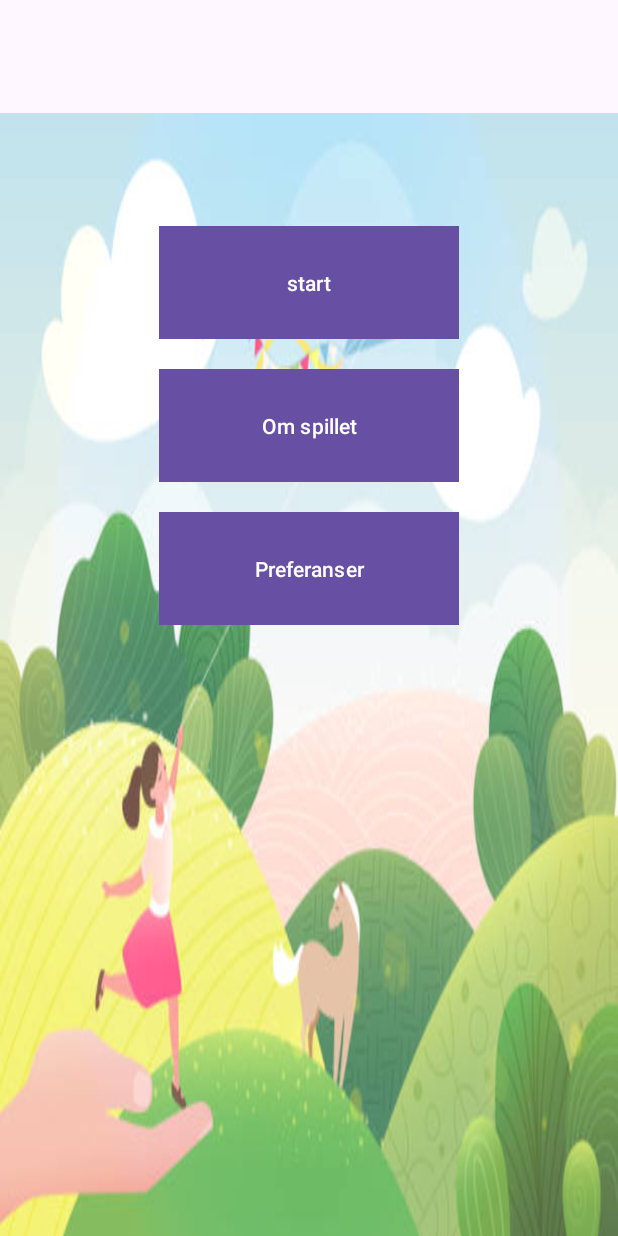
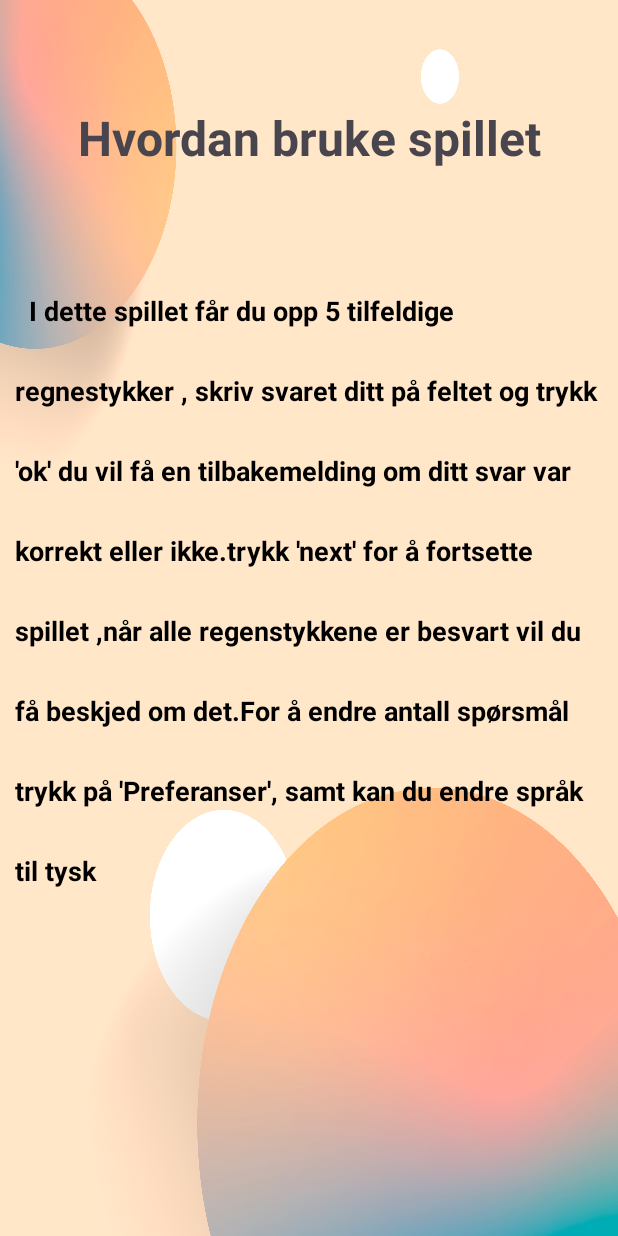
Before and after one commit to Latifa-Ajram/Spill, an Android app: the screen it shows after launch (MainActivity before the commit, Omspill after it), after a tap on "Om spillet", on a phone screen of 412 x 824 dp. Run offline under Robolectric (Android 15) with nearby library versions, the phone set to English and light mode, and no system bars.

Commit message:
har lagt til kode i Omspill.java. og activity_omspill.xml

```diff
--- a/app/src/main/AndroidManifest.xml
+++ b/app/src/main/AndroidManifest.xml
@@ -18,6 +18,9 @@
         <activity
             android:name=".Preferanse"
             android:exported="false" />
+
+        <activity android:name=".Omspill"
+                  android:exported="false" />
         <activity
             android:name=".MainActivity"
             android:exported="true">
@@ -27,6 +30,8 @@
                 <category android:name="android.intent.category.LAUNCHER" />
             </intent-filter>
         </activity>
+
+
     </application>
 
 </manifest>
--- a/app/src/main/java/com/example/project1/Omspill.java
+++ b/app/src/main/java/com/example/project1/Omspill.java
@@ -2,15 +2,39 @@ package com.example.project1;
 
 import androidx.appcompat.app.AppCompatActivity;
 
-import androidx.appcompat.app.AppCompatActivity;
+
 
 import android.content.Intent;
 import android.os.Bundle;
 import android.view.View;
 import android.widget.Button;
+import android.widget.TextView;
 
 public class Omspill extends AppCompatActivity {
 
+    TextView omspill;
+    TextView regler;
 
 
+    @Override
+    protected void onCreate(Bundle savedInstanceState) {
+        super.onCreate(savedInstanceState);
+        setContentView(R.layout.activity_omspill);
+
+        regler = findViewById(R.id.textViewRegel);
+        omspill = findViewById(R.id.textViewOmspill);
+
+
+                regler.setText("Hvordan bruke spillet");
+
+                String om = " " +
+                        "I dette spillet får du opp 5 tilfeldige regnestykker , skriv svaret ditt på " +
+                        "feltet og trykk 'ok' du vil få en tilbakemelding om ditt svar var korrekt eller ikke." +
+                        "trykk 'next' for å fortsette spillet ,når alle regenstykkene er besvart vil du få beskjed om det." +
+                        "For å endre antall spørsmål trykk på 'Preferanser', samt kan du endre språk til tysk ";
+                omspill.setText(" "+ om);
+
+
+    }
+
 }
--- /dev/null
+++ b/app/src/main/res/drawable/text_border.xml
@@ -0,0 +1,13 @@
+<!-- res/drawable/text_border.xml -->
+<shape xmlns:android="http://schemas.android.com/apk/res/android"
+    android:shape="rectangle">
+    <solid android:color="@android:color/transparent" />
+    <stroke
+        android:width="2dp"
+    android:color="@color/border_color" />
+    <padding
+        android:left="4dp"
+    android:right="4dp"
+    android:top="4dp"
+    android:bottom="4dp" />
+</shape>
--- /dev/null
+++ b/app/src/main/res/layout/activity_omspill.xml
@@ -0,0 +1,55 @@
+<?xml version="1.0" encoding="utf-8"?>
+<LinearLayout xmlns:android="http://schemas.android.com/apk/res/android"
+    xmlns:tools="http://schemas.android.com/tools"
+    android:layout_width="match_parent"
+    android:layout_height="match_parent"
+    android:orientation="vertical"
+    android:background="@drawable/backgrunn_omspill"
+    tools:context=".Omspill">
+
+    <LinearLayout
+        android:layout_width="match_parent"
+        android:layout_height="wrap_content"
+        android:layout_marginTop="50dp">
+
+        <TextView
+            android:id="@+id/textViewRegel"
+            android:layout_width="wrap_content"
+            android:layout_height="wrap_content"
+            android:layout_marginLeft="10dp"
+            android:layout_marginRight="10dp"
+            android:layout_marginBottom="10dp"
+            android:layout_weight="1"
+            android:gravity="center"
+            android:padding="20dp"
+            android:textSize="32sp"
+            android:text="@string/regel"
+            android:textStyle="bold"/>
+
+    </LinearLayout>
+
+    <LinearLayout
+        android:layout_width="match_parent"
+        android:layout_height="match_parent"
+        android:layout_weight="1"
+        android:layout_marginTop="20dp"> <!-- Øker toppmargen for å heve teksten -->
+
+        <TextView
+            android:id="@+id/textViewOmspill"
+            android:layout_width="match_parent"
+            android:layout_height="wrap_content"
+            android:layout_marginLeft="10dp"
+            android:layout_marginRight="10dp"
+            android:layout_gravity="center"
+            android:lineSpacingExtra="32dp"
+            android:text="@string/omspill"
+            android:textSize="18sp"
+            android:textColor="@color/black"
+            android:layout_marginBottom="100dp"
+            android:background="@android:color/transparent"
+            android:gravity="center_vertical"
+            android:textStyle="bold"/>
+
+    </LinearLayout>
+
+</LinearLayout>
--- a/app/src/main/res/layout/custom_dialog.xml
+++ b/app/src/main/res/layout/custom_dialog.xml
@@ -1,19 +1,21 @@
 <?xml version="1.0" encoding="utf-8"?>
-<LinearLayout
-    xmlns:android="http://schemas.android.com/apk/res/android"
+<LinearLayout xmlns:android="http://schemas.android.com/apk/res/android"
     android:layout_width="match_parent"
     android:layout_height="wrap_content"
     android:orientation="vertical">
+
     <TextView
         android:id="@+id/dialogTitle"
         android:layout_width="match_parent"
         android:layout_height="wrap_content"
         android:text="Min Tittel" />
+
     <EditText
         android:id="@+id/dialogInput"
         android:layout_width="match_parent"
         android:layout_height="wrap_content"
         android:hint="Skriv inn noe" />
+
     <Button
         android:id="@+id/dialogButton"
         android:layout_width="match_parent"
--- a/app/src/main/res/values/colors.xml
+++ b/app/src/main/res/values/colors.xml
@@ -2,4 +2,5 @@
 <resources>
     <color name="black">#FF000000</color>
     <color name="white">#FFFFFFFF</color>
+    <color name="border_color">#FF000000</color>
 </resources>
--- /dev/null
+++ b/app/src/main/res/values/ids.xml
@@ -0,0 +1,4 @@
+<?xml version="1.0" encoding="utf-8"?>
+<resources>
+    <item name="instillinger" type="id" />
+</resources>
--- a/app/src/main/res/values/strings.xml
+++ b/app/src/main/res/values/strings.xml
@@ -24,6 +24,9 @@
     <string name="button_8">8</string>
     <string name="button_9">9</string>
 
+    <!-- Strenger for omspill-->
+    <style name="omspill">omspill </style>
+    <style name="regel"> Regler </style>
 
 
     <string name="tittel"> </string>
@@ -49,6 +52,9 @@
     <string name="no">no</string>
     <string name="de">de</string>
     <string name="sv">sv</string>
+    <string name="regel" />
+    <string name="omspill" />
+    <string name="instillinger" />
 
 
 </resources>
```
Also changed, not shown: app/src/main/res/drawable/backgrunn_omspill.jpg (added).
